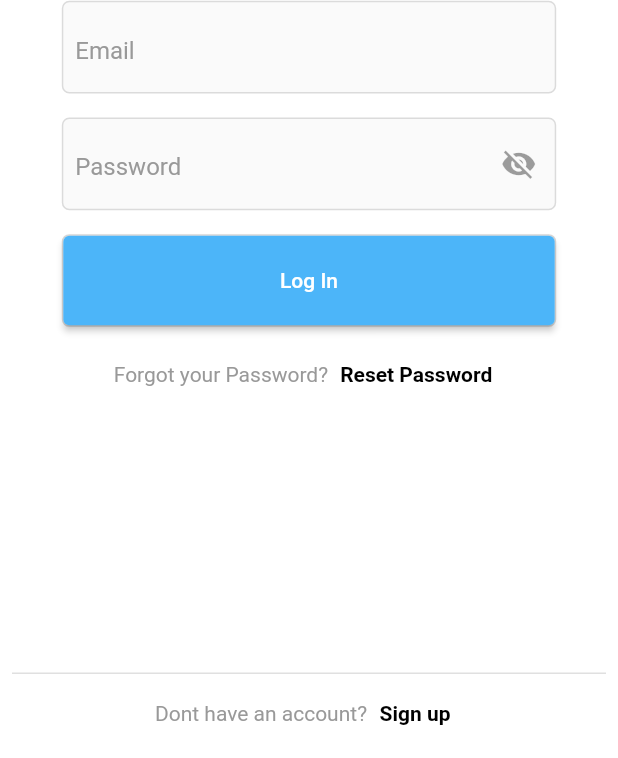
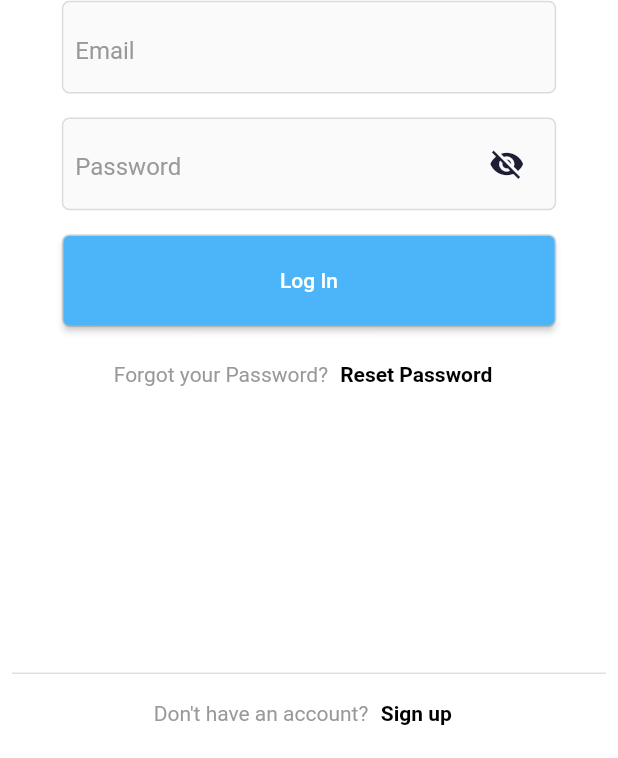
Before and after one commit to shashank1707/Flutter_Instagram, a Flutter app: the screen it shows after launch, on a phone screen of 412 x 824 dp. Shown: the part 475-1233 px from the top of the screen. Run offline on Flutter 3.47's test engine with Material 2 defaults, Android fonts, the phone set to English and light mode, and no system bars; our stand-ins replace firebase_auth, firebase_core; accounts and stored records are empty.

Commit message:
added icon feature in MyInput

```diff
--- a/lib/components/input.dart
+++ b/lib/components/input.dart
@@ -5,13 +5,18 @@ import 'package:instagram/constants.dart';
 class MyInput extends StatelessWidget {
   final hintText;
   final onChanged;
-  const MyInput({required this.hintText, required this.onChanged});
+  final inputIconChild;
+  const MyInput(
+      {required this.hintText, required this.onChanged, this.inputIconChild});
 
   @override
   Widget build(BuildContext context) {
     return MyContainer(
       child: Padding(
           padding: const EdgeInsets.all(kDefaultPadding),
+          child: Row(
+            children: [
+              Expanded(
                 child: TextField(
                   style: TextStyle(color: Color(0xff999999)),
                   decoration: InputDecoration(
@@ -21,6 +26,9 @@ class MyInput extends StatelessWidget {
                   onChanged: onChanged,
                 ),
               ),
+              inputIconChild != null ? inputIconChild : Container()
+            ],
+          )),
     );
   }
 }
--- a/lib/screens/auth/signin.dart
+++ b/lib/screens/auth/signin.dart
@@ -39,26 +39,11 @@ class _SigninState extends State<Signin> {
                   hintText: "Email",
                   onChanged: null,
                 ),
-                MyContainer(
-                  child: Row(
-                    children: [
-                      Expanded(
-                        child: Padding(
-                          padding: const EdgeInsets.all(kDefaultPadding),
-                          child: TextField(
-                            style: TextStyle(color: Color(0xff999999)),
-                            decoration: InputDecoration(
-                                hintText: "Password",
-                                hintStyle: TextStyle(color: Color(0xff999999)),
-                                border: InputBorder.none),
-                            onChanged: null,
-                          ),
-                        ),
-                      ),
-                      IconButton(
-                          onPressed: null, icon: Icon(Icons.visibility_off))
-                    ],
-                  ),
+                MyInput(
+                  hintText: "Password",
+                  onChanged: null,
+                  inputIconChild: IconButton(
+                      onPressed: () {}, icon: Icon(Icons.visibility_off)),
                 ),
                 MyContainer(
                   child: ElevatedButton(
@@ -93,7 +78,7 @@ class _SigninState extends State<Signin> {
                   Row(
                     mainAxisAlignment: MainAxisAlignment.center,
                     children: [
-                      Text("Dont have an account?",
+                      Text("Don't have an account?",
                           style: TextStyle(color: Color(0xff999999))),
                       TextButton(
                           onPressed: null,
```
Lines whose indentation alone changed are shown as unchanged.
